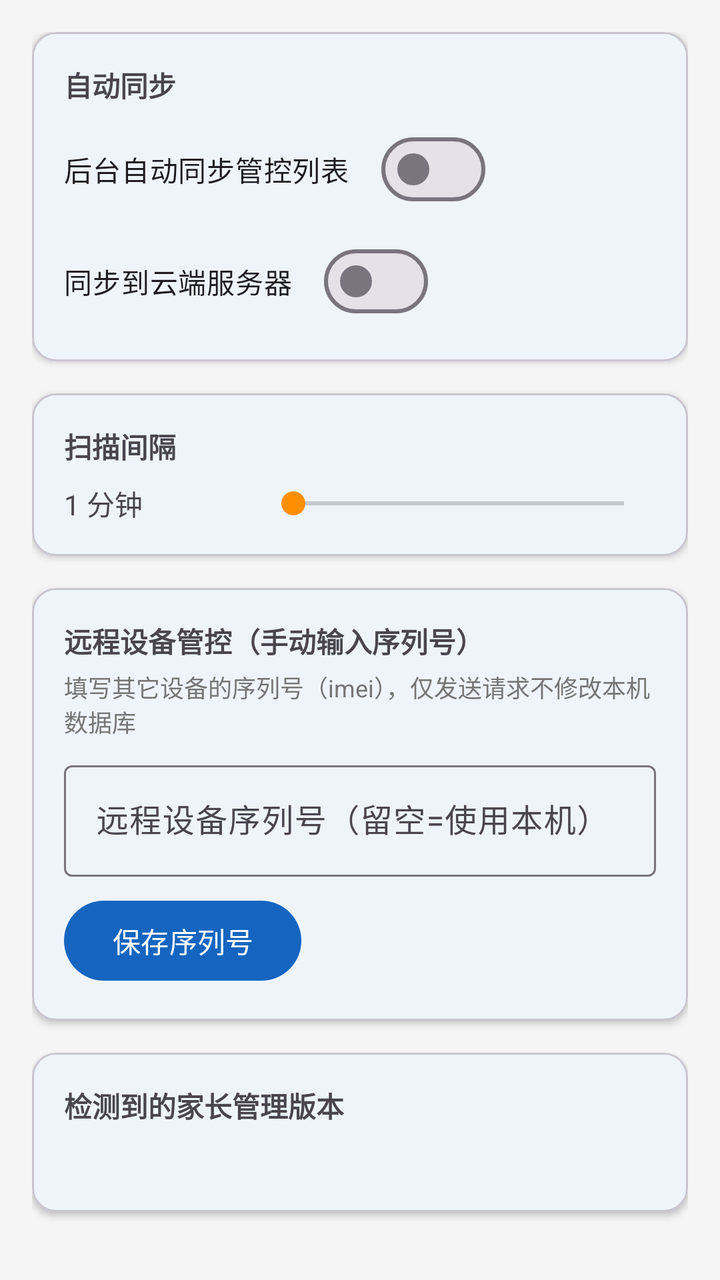
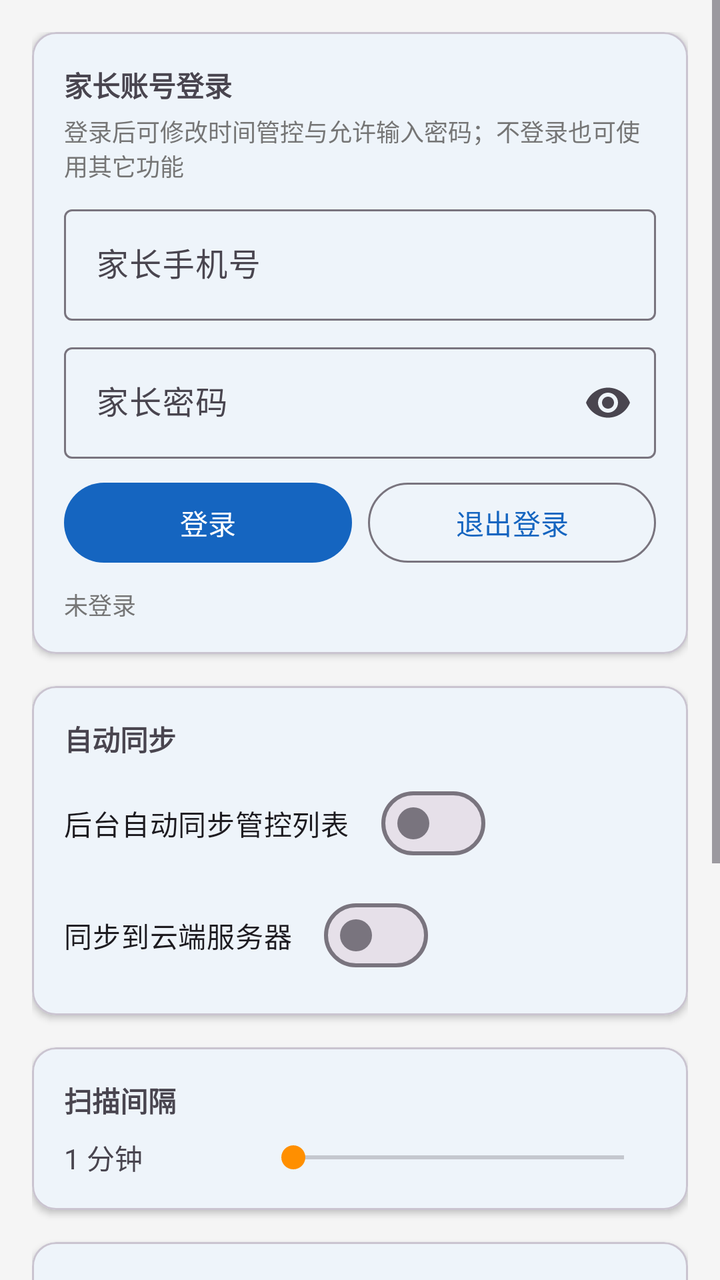

Two renders of the same Android screen: before a commit and after it. Below are the layout's source before the change and the commit's diff.
<!-- AndroidManifest.xml: application theme Theme.ZaralynControl -->
<!-- res/layout/fragment_settings.xml -->
<?xml version="1.0" encoding="utf-8"?>
<LinearLayout xmlns:android="http://schemas.android.com/apk/res/android"
    xmlns:app="http://schemas.android.com/apk/res-auto"
    android:layout_width="match_parent"
    android:layout_height="match_parent"
    android:orientation="vertical"
    android:padding="16dp">

    <com.google.android.material.card.MaterialCardView
        android:layout_width="match_parent"
        android:layout_height="wrap_content"
        app:cardCornerRadius="12dp"
        app:cardElevation="2dp">

        <LinearLayout
            android:layout_width="match_parent"
            android:layout_height="wrap_content"
            android:orientation="vertical"
            android:padding="16dp">

            <TextView
                android:layout_width="wrap_content"
                android:layout_height="wrap_content"
                android:text="@string/setting_auto_sync"
                android:textStyle="bold" />

            <com.google.android.material.materialswitch.MaterialSwitch
                android:id="@+id/switchAutoSync"
                android:layout_width="wrap_content"
                android:layout_height="wrap_content"
                android:layout_marginTop="8dp"
                android:text="@string/setting_auto_sync_summary" />

            <com.google.android.material.materialswitch.MaterialSwitch
                android:id="@+id/switchCloudSync"
                android:layout_width="wrap_content"
                android:layout_height="wrap_content"
                android:layout_marginTop="8dp"
                android:text="@string/setting_cloud_sync_summary" />

        </LinearLayout>

    </com.google.android.material.card.MaterialCardView>

    <com.google.android.material.card.MaterialCardView
        android:layout_width="match_parent"
        android:layout_height="wrap_content"
        android:layout_marginTop="16dp"
        app:cardCornerRadius="12dp"
        app:cardElevation="2dp">

        <LinearLayout
            android:layout_width="match_parent"
            android:layout_height="wrap_content"
            android:orientation="vertical"
            android:padding="16dp">

            <TextView
                android:layout_width="wrap_content"
                android:layout_height="wrap_content"
                android:text="@string/setting_scan_interval"
                android:textStyle="bold" />

            <LinearLayout
                android:layout_width="match_parent"
                android:layout_height="wrap_content"
                android:layout_marginTop="8dp"
                android:orientation="horizontal"
                android:gravity="center_vertical">

                <TextView
                    android:id="@+id/tvIntervalValue"
                    android:layout_width="0dp"
                    android:layout_height="wrap_content"
                    android:layout_weight="1"
                    android:text="1 分钟" />

                <SeekBar
                    android:id="@+id/seekInterval"
                    android:layout_width="0dp"
                    android:layout_height="wrap_content"
                    android:layout_weight="2" />

            </LinearLayout>

        </LinearLayout>

    </com.google.android.material.card.MaterialCardView>

    <com.google.android.material.card.MaterialCardView
        android:layout_width="match_parent"
        android:layout_height="wrap_content"
        android:layout_marginTop="16dp"
        app:cardCornerRadius="12dp"
        app:cardElevation="2dp">

        <LinearLayout
            android:layout_width="match_parent"
            android:layout_height="wrap_content"
            android:orientation="vertical"
            android:padding="16dp">

            <TextView
                android:layout_width="wrap_content"
                android:layout_height="wrap_content"
                android:text="远程设备管控（手动输入序列号）"
                android:textStyle="bold" />

            <TextView
                android:layout_width="wrap_content"
                android:layout_height="wrap_content"
                android:layout_marginTop="4dp"
                android:textSize="12sp"
                android:textColor="@color/text_secondary"
                android:text="填写其它设备的序列号（imei），仅发送请求不修改本机数据库" />

            <com.google.android.material.textfield.TextInputLayout
                style="@style/Widget.Material3.TextInputLayout.OutlinedBox"
                android:layout_width="match_parent"
                android:layout_height="wrap_content"
                android:layout_marginTop="8dp"
                android:hint="远程设备序列号（留空=使用本机）">

                <com.google.android.material.textfield.TextInputEditText
                    android:id="@+id/etRemoteSerial"
                    android:layout_width="match_parent"
                    android:layout_height="wrap_content"
                    android:inputType="text" />

            </com.google.android.material.textfield.TextInputLayout>

            <com.google.android.material.button.MaterialButton
                android:id="@+id/btnSaveRemoteSerial"
                android:layout_width="wrap_content"
                android:layout_height="wrap_content"
                android:layout_marginTop="8dp"
                android:text="保存序列号" />

        </LinearLayout>

    </com.google.android.material.card.MaterialCardView>

    <com.google.android.material.card.MaterialCardView
        android:layout_width="match_parent"
        android:layout_height="wrap_content"
        android:layout_marginTop="16dp"
        app:cardCornerRadius="12dp"
        app:cardElevation="2dp">

        <LinearLayout
            android:layout_width="match_parent"
            android:layout_height="wrap_content"
            android:orientation="vertical"
            android:padding="16dp">

            <TextView
                android:layout_width="wrap_content"
                android:layout_height="wrap_content"
                android:text="检测到的家长管理版本"
                android:textStyle="bold" />

            <TextView
                android:id="@+id/tvVersionInfo"
                android:layout_width="wrap_content"
                android:layout_height="wrap_content"
                android:layout_marginTop="8dp" />

        </LinearLayout>

    </com.google.android.material.card.MaterialCardView>

</LinearLayout>
<!-- resources referenced by this layout -->
<resources>
  <color name="text_secondary">#757575</color>
  <string name="setting_auto_sync">自动同步</string>
  <string name="setting_auto_sync_summary">后台自动同步管控列表</string>
  <string name="setting_cloud_sync_summary">同步到云端服务器</string>
  <string name="setting_scan_interval">扫描间隔</string>
  <style name="Theme.ZaralynControl" parent="Theme.Material3.DayNight.NoActionBar">
          <item name="colorPrimary">@color/primary</item>
          <item name="colorOnPrimary">@color/on_primary</item>
          <item name="colorPrimaryContainer">@color/primary_light</item>
          <item name="colorSecondary">@color/secondary</item>
          <item name="colorOnSecondary">@color/surface</item>
          <item name="colorSecondaryContainer">@color/secondary_dark</item>
          <item name="android:colorBackground">@color/background</item>
          <item name="colorSurface">@color/surface</item>
          <item name="colorOnSurface">@color/on_surface</item>
          <item name="android:statusBarColor">@color/primary_dark</item>
          <item name="android:navigationBarColor">@color/background</item>
      </style>
  <color name="primary">#1565C0</color>
  <color name="on_primary">#FFFFFF</color>
  <color name="primary_light">#42A5F5</color>
  <color name="secondary">#FF8F00</color>
  <color name="surface">#FFFFFF</color>
  <color name="secondary_dark">#FF6F00</color>
  <color name="background">#F5F5F5</color>
  <color name="on_surface">#212121</color>
  <color name="primary_dark">#0D47A1</color>
</resources>

<!-- the commit's change to res/layout/fragment_settings.xml (unified diff, before → after) -->
@@ -1,14 +1,115 @@
 <?xml version="1.0" encoding="utf-8"?>
-<LinearLayout xmlns:android="http://schemas.android.com/apk/res/android"
+<ScrollView xmlns:android="http://schemas.android.com/apk/res/android"
     xmlns:app="http://schemas.android.com/apk/res-auto"
     android:layout_width="match_parent"
     android:layout_height="match_parent"
+    android:fillViewport="true">
+
+<LinearLayout
+    android:layout_width="match_parent"
+    android:layout_height="wrap_content"
     android:orientation="vertical"
     android:padding="16dp">
 
-    <com.google.android.material.card.MaterialCardView
-        android:layout_width="match_parent"
-        android:layout_height="wrap_content"
+    
+    <com.google.android.material.card.MaterialCardView
+        android:layout_width="match_parent"
+        android:layout_height="wrap_content"
+        app:cardCornerRadius="12dp"
+        app:cardElevation="2dp">
+
+        <LinearLayout
+            android:layout_width="match_parent"
+            android:layout_height="wrap_content"
+            android:orientation="vertical"
+            android:padding="16dp">
+
+            <TextView
+                android:layout_width="wrap_content"
+                android:layout_height="wrap_content"
+                android:text="家长账号登录"
+                android:textStyle="bold" />
+
+            <TextView
+                android:layout_width="wrap_content"
+                android:layout_height="wrap_content"
+                android:layout_marginTop="4dp"
+                android:textSize="12sp"
+                android:textColor="@color/text_secondary"
+                android:text="登录后可修改时间管控与允许输入密码；不登录也可使用其它功能" />
+
+            <com.google.android.material.textfield.TextInputLayout
+                style="@style/Widget.Material3.TextInputLayout.OutlinedBox"
+                android:layout_width="match_parent"
+                android:layout_height="wrap_content"
+                android:layout_marginTop="8dp"
+                android:hint="家长手机号">
+
+                <com.google.android.material.textfield.TextInputEditText
+                    android:id="@+id/etLoginMobile"
+                    android:layout_width="match_parent"
+                    android:layout_height="wrap_content"
+                    android:inputType="phone" />
+
+            </com.google.android.material.textfield.TextInputLayout>
+
+            <com.google.android.material.textfield.TextInputLayout
+                style="@style/Widget.Material3.TextInputLayout.OutlinedBox"
+                android:layout_width="match_parent"
+                android:layout_height="wrap_content"
+                android:layout_marginTop="8dp"
+                android:hint="家长密码"
+                app:endIconMode="password_toggle">
+
+                <com.google.android.material.textfield.TextInputEditText
+                    android:id="@+id/etLoginPassword"
+                    android:layout_width="match_parent"
+                    android:layout_height="wrap_content"
+                    android:inputType="textPassword" />
+
+            </com.google.android.material.textfield.TextInputLayout>
+
+            <LinearLayout
+                android:layout_width="match_parent"
+                android:layout_height="wrap_content"
+                android:layout_marginTop="8dp"
+                android:orientation="horizontal">
+
+                <com.google.android.material.button.MaterialButton
+                    android:id="@+id/btnLogin"
+                    android:layout_width="0dp"
+                    android:layout_height="wrap_content"
+                    android:layout_weight="1"
+                    android:layout_marginEnd="8dp"
+                    android:text="登录" />
+
+                <com.google.android.material.button.MaterialButton
+                    android:id="@+id/btnLogout"
+                    style="@style/Widget.Material3.Button.OutlinedButton"
+                    android:layout_width="0dp"
+                    android:layout_height="wrap_content"
+                    android:layout_weight="1"
+                    android:text="退出登录" />
+
+            </LinearLayout>
+
+            <TextView
+                android:id="@+id/tvLoginStatus"
+                android:layout_width="wrap_content"
+                android:layout_height="wrap_content"
+                android:layout_marginTop="8dp"
+                android:textSize="12sp"
+                android:textColor="@color/text_secondary"
+                android:text="未登录" />
+
+        </LinearLayout>
+
+    </com.google.android.material.card.MaterialCardView>
+
+    <com.google.android.material.card.MaterialCardView
+        android:layout_width="match_parent"
+        android:layout_height="wrap_content"
+        android:layout_marginTop="16dp"
         app:cardCornerRadius="12dp"
         app:cardElevation="2dp">
 
@@ -170,3 +271,5 @@
     </com.google.android.material.card.MaterialCardView>
 
 </LinearLayout>
+
+</ScrollView>
